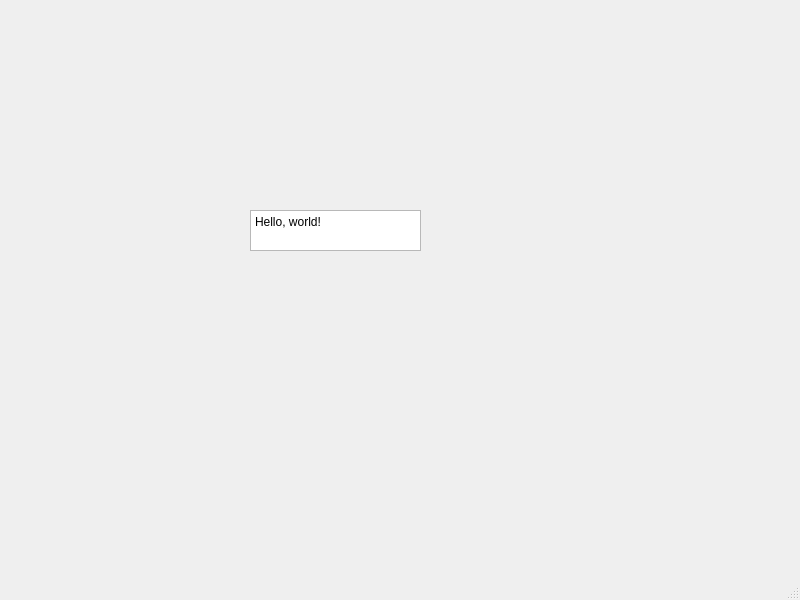
The window that mainwindow.ui (xl1043237213/SimpleSniffer) describes before a commit, drawn with Qt 5.
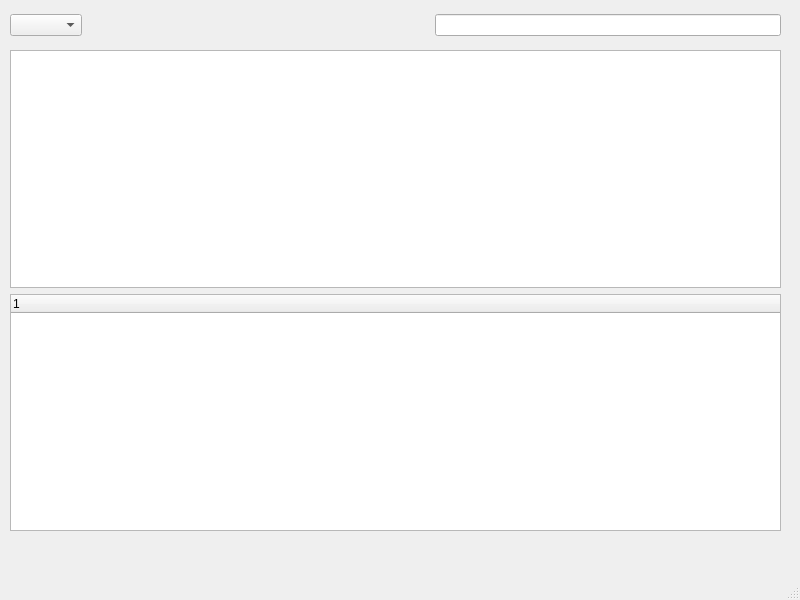
The same window after the commit.

Diff of the .ui file:
```diff
--- a/mainwindow.ui
+++ b/mainwindow.ui
@@ -14,22 +14,60 @@
    <string>MainWindow</string>
   </property>
   <widget class="QWidget" name="centralwidget">
-   <widget class="QTextEdit" name="textEdit">
+   <widget class="QWidget" name="horizontalLayoutWidget">
     <property name="geometry">
      <rect>
-      <x>250</x>
-      <y>210</y>
-      <width>171</width>
-      <height>41</height>
+      <x>10</x>
+      <y>10</y>
+      <width>771</width>
+      <height>31</height>
      </rect>
     </property>
-    <property name="html">
-     <string>&lt;!DOCTYPE HTML PUBLIC &quot;-//W3C//DTD HTML 4.0//EN&quot; &quot;http://www.w3.org/TR/REC-html40/strict.dtd&quot;&gt;
-&lt;html&gt;&lt;head&gt;&lt;meta name=&quot;qrichtext&quot; content=&quot;1&quot; /&gt;&lt;style type=&quot;text/css&quot;&gt;
-p, li { white-space: pre-wrap; }
-&lt;/style&gt;&lt;/head&gt;&lt;body style=&quot; font-family:'SimSun'; font-size:9pt; font-weight:400; font-style:normal;&quot;&gt;
-&lt;p style=&quot; margin-top:0px; margin-bottom:0px; margin-left:0px; margin-right:0px; -qt-block-indent:0; text-indent:0px;&quot;&gt;Hello, world!&lt;/p&gt;&lt;/body&gt;&lt;/html&gt;</string>
+    <layout class="QHBoxLayout" name="horizontalLayout">
+     <item>
+      <widget class="QComboBox" name="comboBox"/>
+     </item>
+     <item>
+      <spacer name="horizontalSpacer">
+       <property name="orientation">
+        <enum>Qt::Horizontal</enum>
+       </property>
+       <property name="sizeHint" stdset="0">
+        <size>
+         <width>40</width>
+         <height>20</height>
+        </size>
+       </property>
+      </spacer>
+     </item>
+     <item>
+      <widget class="QLineEdit" name="lineEdit"/>
+     </item>
+    </layout>
+   </widget>
+   <widget class="QWidget" name="verticalLayoutWidget">
+    <property name="geometry">
+     <rect>
+      <x>10</x>
+      <y>50</y>
+      <width>771</width>
+      <height>481</height>
+     </rect>
     </property>
+    <layout class="QVBoxLayout" name="verticalLayout_2">
+     <item>
+      <widget class="QTableWidget" name="tableWidget"/>
+     </item>
+     <item>
+      <widget class="QTreeWidget" name="treeWidget">
+       <column>
+        <property name="text">
+         <string notr="true">1</string>
+        </property>
+       </column>
+      </widget>
+     </item>
+    </layout>
    </widget>
   </widget>
   <widget class="QMenuBar" name="menubar">
```
